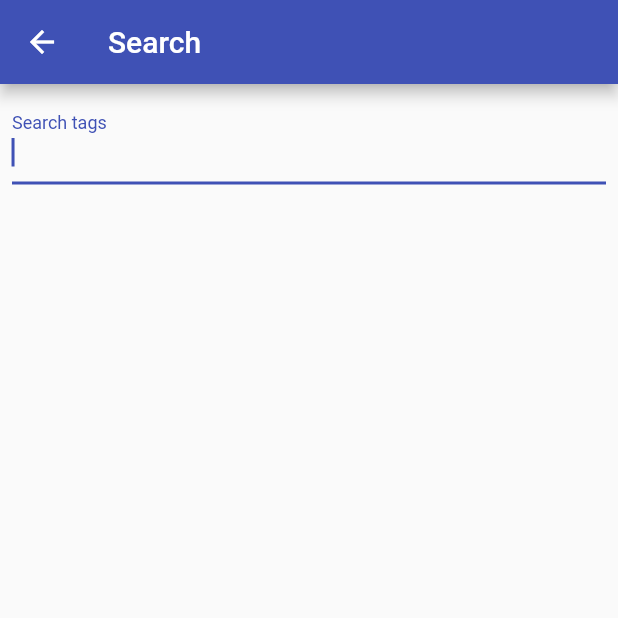
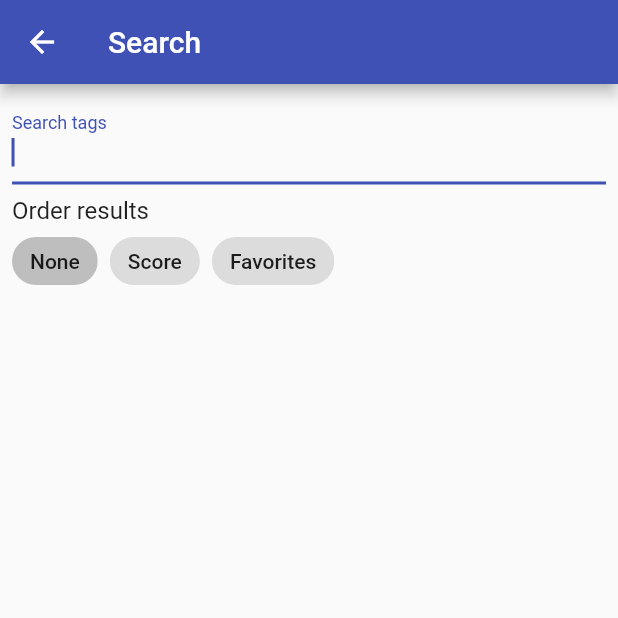
Before and after one commit to GuinnessShep/flutter-e621, a Flutter app: the SearchView screen opened directly, on a phone screen of 412 x 824 dp, the top half of it. Run offline on Flutter 3.47's test engine with Material 2 defaults, Android fonts, the phone set to English and light mode, and no system bars; our stand-ins replace cached_network_image, photo_view; missing offline and left inert: filesize; network calls fail.

Commit message:
Add ordering chips.

```diff
--- a/lib/e621.dart
+++ b/lib/e621.dart
@@ -92,12 +92,14 @@ class Post {
 
   bool get isFlash => file.ext == "swf";
 
+  final List<String> _removeArtists = ['conditional_dnp'];
   List<String> get artists {
     return tags.isEmpty
         ? ["unknown"]
         : tags
             .where((tag) => tag.type == TagType.artist)
             .map((tag) => tag.name)
+            .where((tag) => !_removeArtists.contains(tag))
             .toList();
   }
 }
--- a/lib/main.dart
+++ b/lib/main.dart
@@ -1,3 +1,6 @@
+import 'dart:developer';
+
+import 'package:filesize/filesize.dart';
 import 'package:flutter/gestures.dart';
 import 'package:flutter/material.dart';
 import 'package:cached_network_image/cached_network_image.dart';
@@ -50,8 +53,8 @@ class _SearchIndexViewState extends State<SearchIndexView> {
   Widget buildGridWithRefresh(BuildContext context, PostResponse postResponse) {
     return RefreshIndicator(
         child: Container(
-            padding: EdgeInsets.all(8),
-            child: PostGridView(postResponse: postResponse)),
+            padding: EdgeInsets.fromLTRB(8, 0, 8, 16),
+            child: PostGridView(postResponse: postResponse, search: search)),
         onRefresh: () async {
           setState(() {
             this.postResponse = fetchPosts(search);
@@ -110,8 +113,11 @@ class _SearchIndexViewState extends State<SearchIndexView> {
 
 class PostGridView extends StatelessWidget {
   final PostResponse postResponse;
+  final String search;
 
-  const PostGridView({Key key, this.postResponse}) : super(key: key);
+  const PostGridView(
+      {Key key, @required this.postResponse, @required this.search})
+      : super(key: key);
 
   @override
   Widget build(BuildContext context) {
@@ -120,10 +126,11 @@ class PostGridView extends StatelessWidget {
         .toList();
 
     return StaggeredGridView.countBuilder(
-        // primary: true,
+        primary: true,
         crossAxisCount: 4,
         itemCount: posts.length,
-        itemBuilder: (context, index) => PostContainer(post: posts[index]),
+        itemBuilder: (context, index) =>
+            PostContainer(post: posts[index], search: search),
         staggeredTileBuilder: (index) => StaggeredTile.fit(2),
         mainAxisSpacing: 8,
         crossAxisSpacing: 8);
@@ -133,8 +140,13 @@ class PostGridView extends StatelessWidget {
 class PostContainer extends StatelessWidget {
   final Post post;
   final bool isLargeView;
+  final String search;
 
-  const PostContainer({Key key, this.post, this.isLargeView = false})
+  const PostContainer(
+      {Key key,
+      @required this.post,
+      this.isLargeView = false,
+      @required this.search})
       : super(key: key);
 
   String get heroTag => 'post-${post.id}';
@@ -162,7 +174,7 @@ class PostContainer extends StatelessWidget {
     return GestureDetector(
         onTap: () {
           Navigator.push(context, MaterialPageRoute(builder: (_) {
-            return PostContainer(post: post, isLargeView: true);
+            return PostContainer(post: post, isLargeView: true, search: search);
           }));
         },
         child: Container(height: height, child: hero));
@@ -172,6 +184,7 @@ class PostContainer extends StatelessWidget {
     Navigator.push(context, MaterialPageRoute(builder: (_) {
       return PostDetails(
         post: post,
+        search: search,
       );
     }));
   }
@@ -232,8 +245,10 @@ class PostContainer extends StatelessWidget {
 
 class PostDetails extends StatelessWidget {
   final Post post;
+  final String search;
 
-  const PostDetails({Key key, this.post}) : super(key: key);
+  const PostDetails({Key key, @required this.post, @required this.search})
+      : super(key: key);
 
   Widget sectionHeading(BuildContext context, String heading) {
     return Padding(
@@ -258,14 +273,28 @@ class PostDetails extends StatelessWidget {
                   title: Text('Search for this tag'),
                   onTap: () {
                     Navigator.pop(context);
-                    Navigator.push(context, MaterialPageRoute(builder: (_) {
+                    Navigator.pushReplacement(context,
+                        MaterialPageRoute(builder: (_) {
                       return SearchIndexView(search: tag.name);
+                    }));
+                  }),
+              search == null
+                  ? null
+                  : ListTile(
+                      leading: Icon(Icons.search),
+                      title: Text('Refine search with this tag'),
+                      onTap: () {
+                        Navigator.pop(context);
+                        Navigator.pushReplacement(context,
+                            MaterialPageRoute(builder: (_) {
+                          return SearchIndexView(
+                              search: '${search.trim()} ${tag.name}');
                         }));
                       }),
               ListTile(
                   leading: Icon(Icons.block),
                   title: Text('Blacklist this tag')),
-            ],
+            ].where((widget) => widget != null).toList(),
           )));
         });
   }
@@ -273,6 +302,7 @@ class PostDetails extends StatelessWidget {
   TextSpan tagTextSpan(BuildContext context, Tag tag) {
     return TextSpan(
         text: tag.name + ' ',
+        style: Theme.of(context).textTheme.bodyText1,
         recognizer: (TapGestureRecognizer()
           ..onTap = () => showSheet(context, tag)));
   }
@@ -285,6 +315,8 @@ class PostDetails extends StatelessWidget {
         ),
         body: Container(
             padding: EdgeInsets.fromLTRB(16, 0, 16, 8),
+            child: SingleChildScrollView(
+                child: SafeArea(
               child: Column(children: [
                 sectionHeading(context, 'Tags'),
                 RichText(
@@ -292,12 +324,12 @@ class PostDetails extends StatelessWidget {
                         children: post.tags
                             .map<TextSpan>((tag) => tagTextSpan(context, tag))
                             .toList())),
-            sectionHeading(context, 'MD5'),
-            Text(post.file.md5),
                 sectionHeading(context, 'File Type'),
                 Text(post.file.ext),
+                sectionHeading(context, 'File Size'),
+                Text(filesize(post.file.size)),
               ], crossAxisAlignment: CrossAxisAlignment.start),
-        ));
+            ))));
   }
 }
 
@@ -311,38 +343,112 @@ class SearchView extends StatefulWidget {
 }
 
 class _SearchViewState extends State<SearchView> {
-  final String startingSearch;
-  _SearchViewState(this.startingSearch);
+  String ordering;
+  String search;
+
+  _SearchViewState._(this.search, this.ordering);
+
+  factory _SearchViewState(String search) {
+    if (search == null) {
+      return _SearchViewState._(null, null);
+    }
+
+    final List<String> tags =
+        search.split(' ').where((tag) => tag.isNotEmpty).toList();
+    String ordering;
+
+    final orderScore = tags.indexOf('order:score');
+    if (orderScore != -1) {
+      ordering = 'order:score';
+      tags.removeAt(orderScore);
+    }
+
+    final orderFav = tags.indexOf('order:favcount');
+    if (orderFav != -1) {
+      ordering = 'order:favcount';
+      tags.removeAt(orderFav);
+    }
+
+    return _SearchViewState._(tags.join(' '), ordering);
+  }
 
   @override
   Widget build(BuildContext context) {
+    final textController = TextEditingController();
+    textController.text = search == null ? '': search.trim() + ' ';
+    textController.selection = TextSelection.collapsed(offset: textController.text.length);
+
     return Scaffold(
         appBar: AppBar(
           title: Text('Search'),
         ),
         body: Container(
             padding: EdgeInsets.all(8),
-          child: TextField(
-            controller: TextEditingController()
-              ..text =
-                  startingSearch == null ? '' : startingSearch.trim() + ' ',
+            child: Column(
+                crossAxisAlignment: CrossAxisAlignment.start,
+                children: <Widget>[
+                  TextField(
+                    controller: textController,
                     autocorrect: false,
                     autofocus: true,
                     enableSuggestions: false,
                     textInputAction: TextInputAction.search,
                     decoration: InputDecoration(labelText: 'Search tags'),
+                    onChanged: (val) => search = val.toLowerCase(),
                     onEditingComplete: () {},
                     onSubmitted: (search) {
                       if (search.isEmpty) {
-                Navigator.of(context).popUntil((route) => route.isFirst);
+                        Navigator.of(context)
+                            .popUntil((route) => route.isFirst);
                       } else {
                         Navigator.pushReplacement(context,
                             MaterialPageRoute(builder: (_) {
-                  return SearchIndexView(search: search);
+                          return SearchIndexView(
+                              search:
+                                  '${search.trim()} ${ordering != null ? ordering : ''}'
+                                      .trim());
                         }));
                       }
                     },
                   ),
-        ));
+                  SizedBox(height: 8),
+                  Text('Order results',
+                      style: Theme.of(context).textTheme.subtitle1),
+                  Wrap(
+                    spacing: 8,
+                    children: <Widget>[
+                      ChoiceChip(
+                          label: Text('None'),
+                          selected: ordering == null,
+                          onSelected: (bool newVal) {
+                            if (newVal) {
+                              setState(() {
+                                ordering = null;
+                              });
+                            }
+                          }),
+                      ChoiceChip(
+                          label: Text('Score'),
+                          selected: ordering == "order:score",
+                          onSelected: (bool newVal) {
+                            if (newVal) {
+                              setState(() {
+                                ordering = "order:score";
+                              });
+                            }
+                          }),
+                      ChoiceChip(
+                          label: Text('Favorites'),
+                          selected: ordering == "order:favcount",
+                          onSelected: (bool newVal) {
+                            if (newVal) {
+                              setState(() {
+                                ordering = "order:favcount";
+                              });
+                            }
+                          }),
+                    ],
+                  )
+                ])));
   }
 }
--- a/pubspec.yaml
+++ b/pubspec.yaml
@@ -27,6 +27,7 @@ dependencies:
   cached_network_image: ^2.0.0
   photo_view: ^0.9.2
   flutter_staggered_grid_view: ^0.3.0
+  filesize: ^1.0.4
 
 dev_dependencies:
   flutter_test:
```
Also changed, not shown: pubspec.lock. Lines whose indentation alone changed are shown as unchanged.
